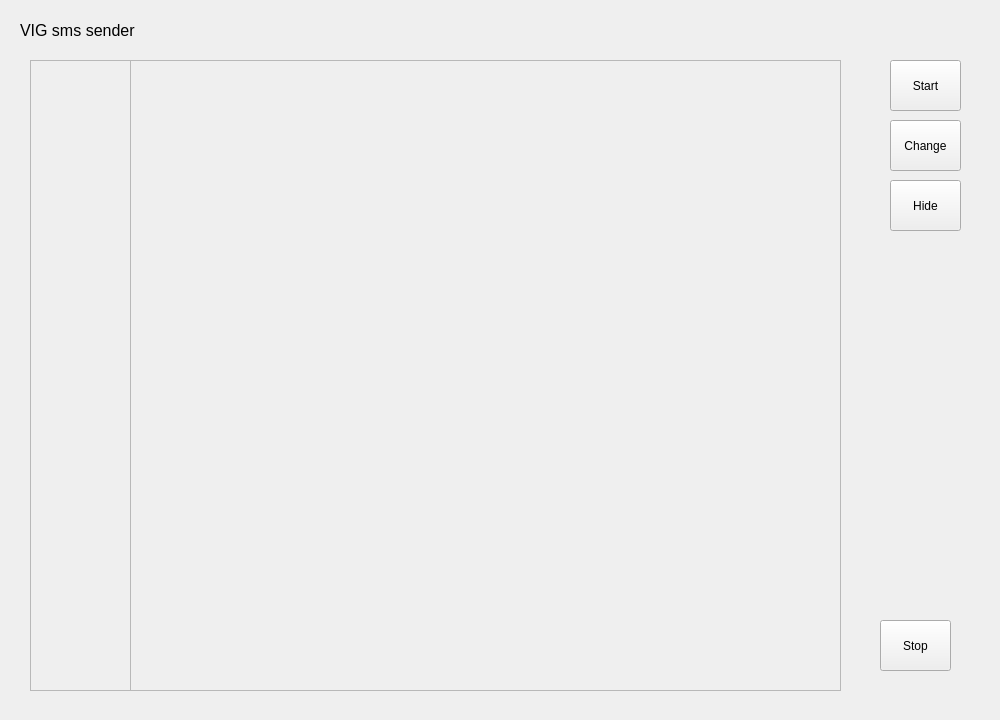
Above: gui_sms_sender.ui from AndreSci/Server_sms_flask before the change. Below: the same form after it.
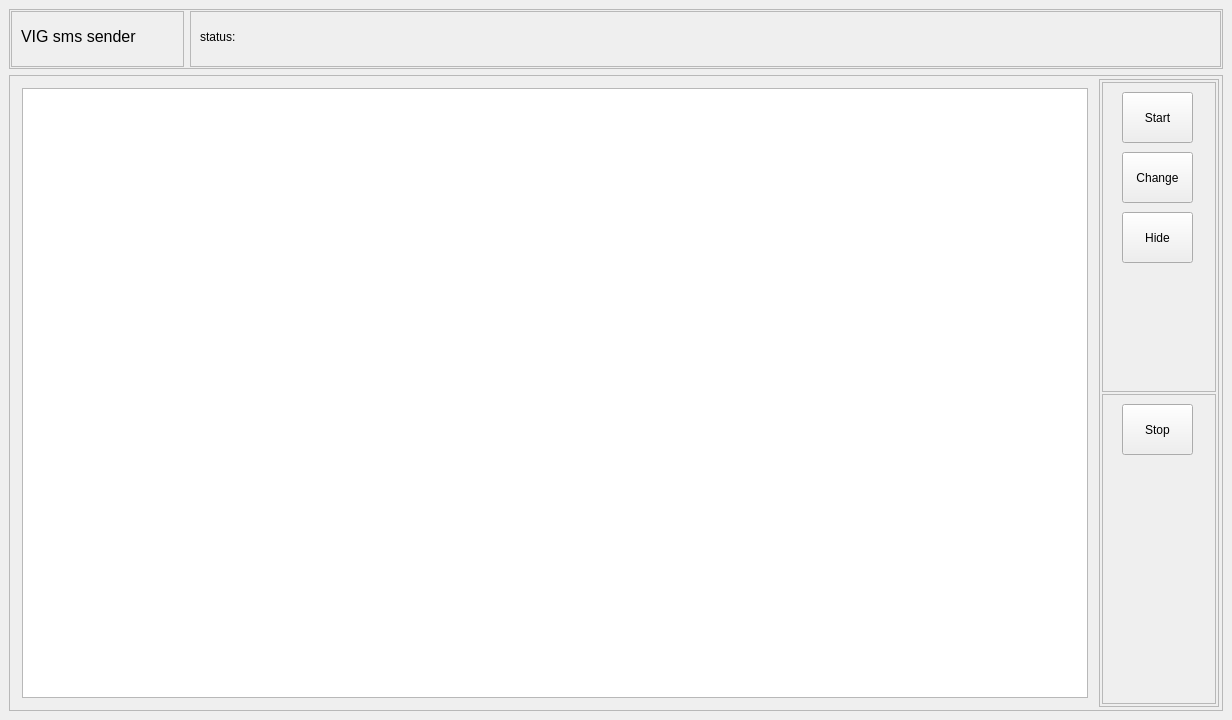
That is the form after the change. The open tabs and pages were chosen to show the change.

Commit message: 1. добавленно логирование в gui

The edit to the form file:
```diff
--- a/gui_sms_sender.ui
+++ b/gui_sms_sender.ui
@@ -6,7 +6,7 @@
    <rect>
     <x>0</x>
     <y>0</y>
-    <width>1000</width>
+    <width>1232</width>
     <height>720</height>
    </rect>
   </property>
@@ -18,62 +18,155 @@
   </property>
   <property name="maximumSize">
    <size>
-    <width>1000</width>
-    <height>720</height>
+    <width>16777215</width>
+    <height>16777215</height>
    </size>
   </property>
   <property name="windowTitle">
    <string>MainWindow</string>
   </property>
   <widget class="QWidget" name="centralwidget">
-   <widget class="QPushButton" name="change_but">
-    <property name="geometry">
-     <rect>
-      <x>890</x>
-      <y>120</y>
-      <width>71</width>
-      <height>51</height>
-     </rect>
-    </property>
-    <property name="text">
-     <string>Change</string>
-    </property>
-   </widget>
-   <widget class="QPushButton" name="hide_but">
+   <layout class="QVBoxLayout" name="verticalLayout_2">
+    <item>
+     <widget class="QFrame" name="frame">
+      <property name="minimumSize">
+       <size>
+        <width>718</width>
+        <height>60</height>
+       </size>
+      </property>
+      <property name="frameShape">
+       <enum>QFrame::StyledPanel</enum>
+      </property>
+      <property name="frameShadow">
+       <enum>QFrame::Raised</enum>
+      </property>
+      <layout class="QHBoxLayout" name="horizontalLayout_2">
+       <property name="spacing">
+        <number>6</number>
+       </property>
+       <property name="leftMargin">
+        <number>1</number>
+       </property>
+       <property name="topMargin">
+        <number>1</number>
+       </property>
+       <property name="rightMargin">
+        <number>1</number>
+       </property>
+       <property name="bottomMargin">
+        <number>1</number>
+       </property>
+       <item>
+        <widget class="QFrame" name="frame_2">
+         <property name="minimumSize">
+          <size>
+           <width>173</width>
+           <height>0</height>
+          </size>
+         </property>
+         <property name="maximumSize">
+          <size>
+           <width>173</width>
+           <height>16777215</height>
+          </size>
+         </property>
+         <property name="frameShape">
+          <enum>QFrame::StyledPanel</enum>
+         </property>
+         <property name="frameShadow">
+          <enum>QFrame::Raised</enum>
+         </property>
+         <widget class="QLabel" name="title_lab">
     <property name="geometry">
      <rect>
-      <x>890</x>
-      <y>180</y>
-      <width>71</width>
+            <x>10</x>
+            <y>0</y>
+            <width>171</width>
       <height>51</height>
      </rect>
     </property>
+          <property name="minimumSize">
+           <size>
+            <width>171</width>
+            <height>0</height>
+           </size>
+          </property>
+          <property name="maximumSize">
+           <size>
+            <width>173</width>
+            <height>16777215</height>
+           </size>
+          </property>
+          <property name="font">
+           <font>
+            <pointsize>12</pointsize>
+           </font>
+          </property>
     <property name="text">
-     <string>Hide</string>
-    </property>
-   </widget>
-   <widget class="QPushButton" name="stop_but">
+           <string>VIG sms sender</string>
+          </property>
+         </widget>
+        </widget>
+       </item>
+       <item>
+        <widget class="QFrame" name="frame_3">
+         <property name="frameShape">
+          <enum>QFrame::StyledPanel</enum>
+         </property>
+         <property name="frameShadow">
+          <enum>QFrame::Raised</enum>
+         </property>
+         <widget class="QLabel" name="label_status">
     <property name="geometry">
      <rect>
-      <x>880</x>
-      <y>620</y>
-      <width>71</width>
-      <height>51</height>
+            <x>10</x>
+            <y>10</y>
+            <width>371</width>
+            <height>31</height>
      </rect>
     </property>
     <property name="text">
-     <string>Stop</string>
-    </property>
-   </widget>
+           <string>status:</string>
+          </property>
+         </widget>
+        </widget>
+       </item>
+      </layout>
+     </widget>
+    </item>
+    <item>
+     <widget class="QFrame" name="frame_4">
+      <property name="minimumSize">
+       <size>
+        <width>718</width>
+        <height>0</height>
+       </size>
+      </property>
+      <property name="frameShape">
+       <enum>QFrame::StyledPanel</enum>
+      </property>
+      <property name="frameShadow">
+       <enum>QFrame::Raised</enum>
+      </property>
+      <layout class="QHBoxLayout" name="horizontalLayout_3">
+       <property name="spacing">
+        <number>2</number>
+       </property>
+       <property name="leftMargin">
+        <number>3</number>
+       </property>
+       <property name="topMargin">
+        <number>3</number>
+       </property>
+       <property name="rightMargin">
+        <number>3</number>
+       </property>
+       <property name="bottomMargin">
+        <number>3</number>
+       </property>
+       <item>
    <widget class="QStackedWidget" name="stack_Window">
-    <property name="geometry">
-     <rect>
-      <x>20</x>
-      <y>60</y>
-      <width>821</width>
-      <height>631</height>
-     </rect>
-    </property>
     <property name="currentIndex">
      <number>0</number>
     </property>
@@ -150,92 +243,77 @@
        <set>Qt::AlignRight|Qt::AlignTrailing|Qt::AlignVCenter</set>
       </property>
      </widget>
-     <widget class="QLabel" name="label_status">
-      <property name="geometry">
-       <rect>
-        <x>30</x>
-        <y>590</y>
-        <width>371</width>
-        <height>31</height>
-       </rect>
-      </property>
-      <property name="text">
-       <string>status:</string>
-      </property>
-     </widget>
     </widget>
     <widget class="QWidget" name="log_window">
-     <widget class="QScrollArea" name="scrollArea">
-      <property name="geometry">
-       <rect>
-        <x>10</x>
-        <y>0</y>
-        <width>101</width>
-        <height>631</height>
-       </rect>
-      </property>
-      <property name="widgetResizable">
-       <bool>true</bool>
-      </property>
-      <widget class="QWidget" name="scrollAreaWidgetContents">
-       <property name="geometry">
-        <rect>
-         <x>0</x>
-         <y>0</y>
-         <width>99</width>
-         <height>629</height>
-        </rect>
-       </property>
-      </widget>
-     </widget>
-     <widget class="QScrollArea" name="scrollArea_2">
-      <property name="geometry">
-       <rect>
-        <x>110</x>
-        <y>0</y>
-        <width>711</width>
-        <height>631</height>
-       </rect>
-      </property>
-      <property name="widgetResizable">
-       <bool>true</bool>
-      </property>
-      <widget class="QWidget" name="scrollAreaWidgetContents_2">
-       <property name="geometry">
-        <rect>
-         <x>0</x>
-         <y>0</y>
-         <width>709</width>
-         <height>629</height>
-        </rect>
-       </property>
-      </widget>
-     </widget>
-    </widget>
-   </widget>
-   <widget class="QLabel" name="title_lab">
-    <property name="geometry">
-     <rect>
-      <x>20</x>
-      <y>10</y>
-      <width>171</width>
-      <height>41</height>
-     </rect>
-    </property>
+          <layout class="QHBoxLayout" name="horizontalLayout">
+           <item>
+            <widget class="QTextBrowser" name="text_logs">
     <property name="font">
      <font>
-      <pointsize>12</pointsize>
-     </font>
-    </property>
-    <property name="text">
-     <string>VIG sms sender</string>
-    </property>
-   </widget>
+               <pointsize>10</pointsize>
+              </font>
+             </property>
+            </widget>
+           </item>
+          </layout>
+         </widget>
+        </widget>
+       </item>
+       <item>
+        <widget class="QFrame" name="frame_6">
+         <property name="minimumSize">
+          <size>
+           <width>120</width>
+           <height>390</height>
+          </size>
+         </property>
+         <property name="maximumSize">
+          <size>
+           <width>120</width>
+           <height>16777215</height>
+          </size>
+         </property>
+         <property name="frameShape">
+          <enum>QFrame::StyledPanel</enum>
+         </property>
+         <property name="frameShadow">
+          <enum>QFrame::Raised</enum>
+         </property>
+         <layout class="QVBoxLayout" name="verticalLayout">
+          <property name="spacing">
+           <number>2</number>
+          </property>
+          <property name="leftMargin">
+           <number>2</number>
+          </property>
+          <property name="topMargin">
+           <number>2</number>
+          </property>
+          <property name="rightMargin">
+           <number>2</number>
+          </property>
+          <property name="bottomMargin">
+           <number>2</number>
+          </property>
+          <item>
+           <widget class="QFrame" name="frame_5">
+            <property name="minimumSize">
+             <size>
+              <width>0</width>
+              <height>193</height>
+             </size>
+            </property>
+            <property name="frameShape">
+             <enum>QFrame::StyledPanel</enum>
+            </property>
+            <property name="frameShadow">
+             <enum>QFrame::Raised</enum>
+            </property>
    <widget class="QPushButton" name="start_but">
     <property name="geometry">
      <rect>
-      <x>890</x>
-      <y>60</y>
+               <x>20</x>
+               <y>10</y>
       <width>71</width>
       <height>51</height>
      </rect>
@@ -244,6 +322,64 @@
      <string>Start</string>
     </property>
    </widget>
+            <widget class="QPushButton" name="change_but">
+             <property name="geometry">
+              <rect>
+               <x>20</x>
+               <y>70</y>
+               <width>71</width>
+               <height>51</height>
+              </rect>
+             </property>
+             <property name="text">
+              <string>Change</string>
+             </property>
+            </widget>
+            <widget class="QPushButton" name="hide_but">
+             <property name="geometry">
+              <rect>
+               <x>20</x>
+               <y>130</y>
+               <width>71</width>
+               <height>51</height>
+              </rect>
+             </property>
+             <property name="text">
+              <string>Hide</string>
+             </property>
+            </widget>
+           </widget>
+          </item>
+          <item>
+           <widget class="QFrame" name="frame_7">
+            <property name="frameShape">
+             <enum>QFrame::StyledPanel</enum>
+            </property>
+            <property name="frameShadow">
+             <enum>QFrame::Raised</enum>
+            </property>
+            <widget class="QPushButton" name="stop_but">
+             <property name="geometry">
+              <rect>
+               <x>20</x>
+               <y>10</y>
+               <width>71</width>
+               <height>51</height>
+              </rect>
+             </property>
+             <property name="text">
+              <string>Stop</string>
+             </property>
+            </widget>
+           </widget>
+          </item>
+         </layout>
+        </widget>
+       </item>
+      </layout>
+     </widget>
+    </item>
+   </layout>
   </widget>
  </widget>
  <resources/>
```
Left out of the diff: 2 changed lines with no effect on the pictures. Lines whose indentation alone changed are shown as unchanged. The commit also changes 2 other files.
